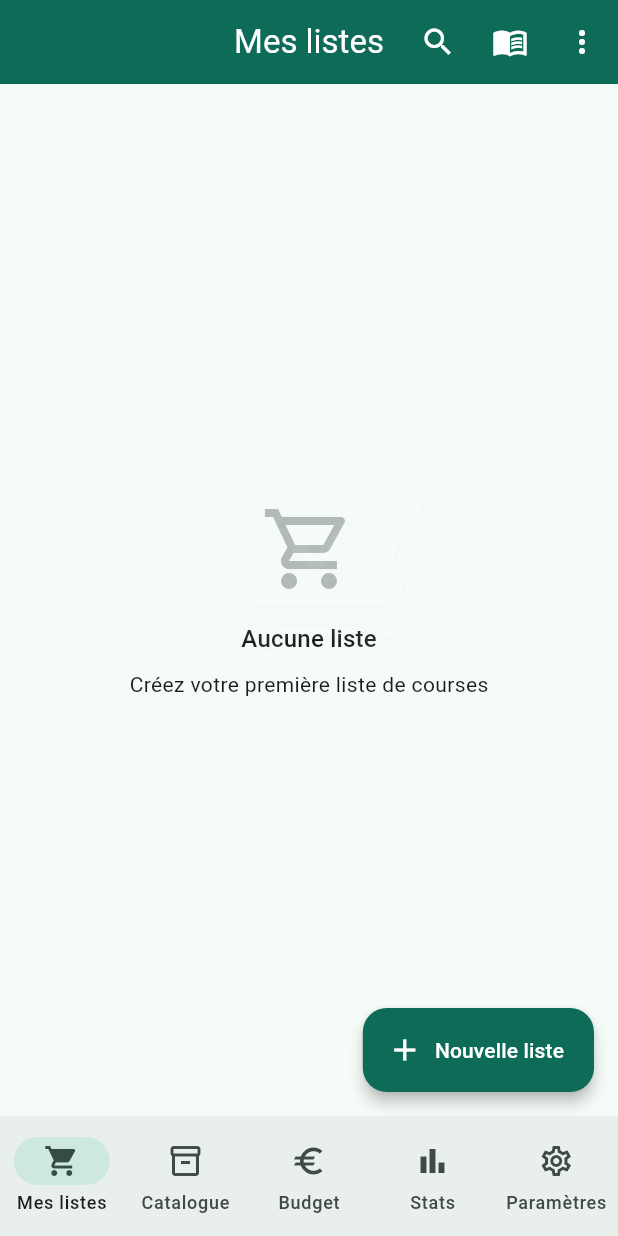
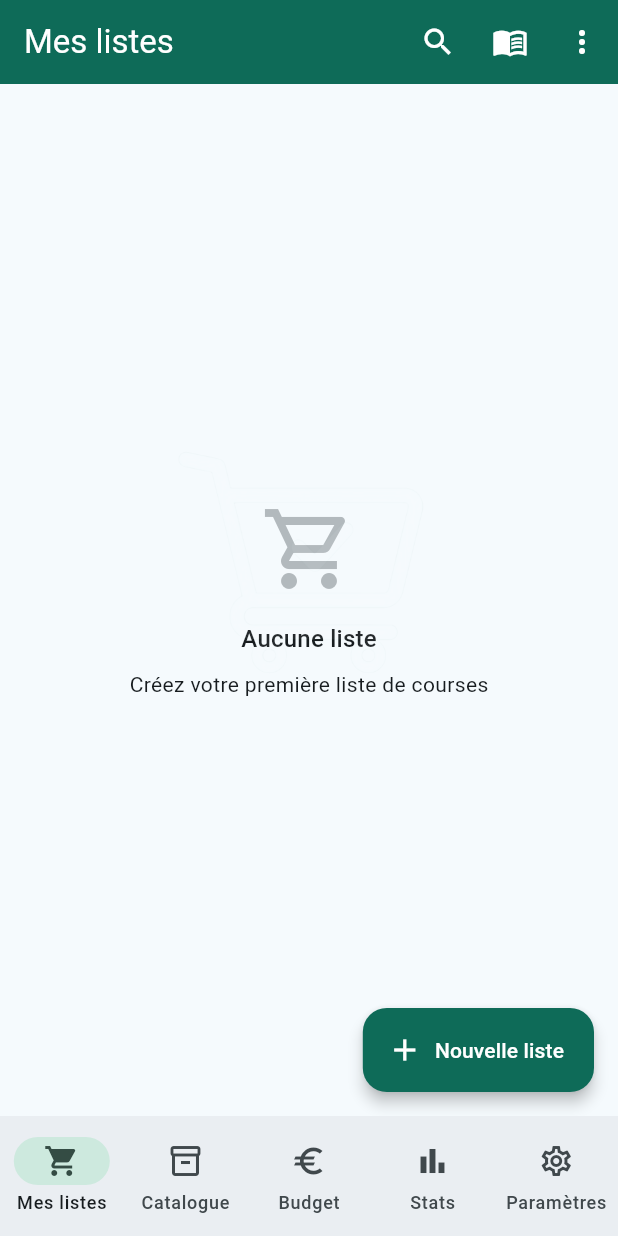
Before and after one commit to jeremygeorgesdurand-dev/SmartCart, a Flutter app: the screen it shows after launch, after a tap on "Passer", on a phone screen of 412 x 824 dp. Run offline on Flutter 3.47's test engine with Material 3 defaults, Android fonts, the light colour scheme and no system bars; our stand-ins replace cloud_firestore, file_picker, firebase_auth, firebase_core, firebase_crashlytics, firebase_messaging and 11 more; missing offline and left inert: firebase_app_check, mobile_scanner; accounts and stored records are empty; network calls fail.

Commit message:
Corrige le rendu des couleurs de thème et des actions destructrices
- Les surfaces (fond, cartes, dialogues) restent neutres au lieu de se
  teinter avec la couleur de thème choisie : un rouge/orange saturé
  donnait l'impression d'un filtre sur tout l'écran. Seuls les accents
  (AppBar, boutons, FAB) portent encore la couleur.
- "Vider la liste" (jaune) et "Supprimer" (rouge) utilisent maintenant
  des couleurs fixes et nettement distinctes au lieu du rôle "error" du
  thème, trop pâle en mode sombre.
- Le titre de l'AppBar passe à gauche, les icônes à droite.
- Les SnackBar d'erreur (ex: quitter une collaboration) reprennent la
  charte de l'app au lieu du gris/blanc par défaut.
- Le propriétaire d'une liste collaborative ne peut plus tenter de la
  quitter (ça échouait silencieusement) : le bouton est remplacé par
  une mention explicite pour lui.
- Le widget d'écran d'accueil reprend désormais la couleur de thème
  choisie dans Paramètres, au lieu de rester figé en teal.

```diff
--- a/lib/main.dart
+++ b/lib/main.dart
@@ -106,16 +106,44 @@ class SmartCartApp extends ConsumerWidget {
   ThemeData _buildTheme(Brightness brightness, String couleurNom) {
     final isDark = brightness == Brightness.dark;
     final seedColor = _couleurSeed(couleurNom);
+    // Les tons "surface" générés par ColorScheme.fromSeed reprennent la
+    // teinte de la couleur choisie (c'est le fonctionnement normal de
+    // Material 3) : pour un rouge ou un orange, très saturés, ça donne un
+    // fond d'écran, de cartes et de boîtes de dialogue visiblement teinté,
+    // perçu comme "un filtre sur l'écran". On garde donc les rôles d'accent
+    // (primary/secondary/tertiary/error) calculés depuis la couleur choisie,
+    // mais on prend des surfaces neutres (calculées depuis un gris neutre)
+    // pour que seuls les boutons/AppBar/accents portent la couleur, pas
+    // l'ensemble de l'interface.
+    final neutre = ColorScheme.fromSeed(
+      seedColor: const Color(0xFF546E7A),
+      brightness: brightness,
+    );
     final colorScheme = ColorScheme.fromSeed(
       seedColor: seedColor,
       brightness: brightness,
+    ).copyWith(
+      surface: neutre.surface,
+      surfaceDim: neutre.surfaceDim,
+      surfaceBright: neutre.surfaceBright,
+      surfaceContainerLowest: neutre.surfaceContainerLowest,
+      surfaceContainerLow: neutre.surfaceContainerLow,
+      surfaceContainer: neutre.surfaceContainer,
+      surfaceContainerHigh: neutre.surfaceContainerHigh,
+      surfaceContainerHighest: neutre.surfaceContainerHighest,
+      onSurface: neutre.onSurface,
+      onSurfaceVariant: neutre.onSurfaceVariant,
+      outline: neutre.outline,
+      outlineVariant: neutre.outlineVariant,
     );
     return ThemeData(
       useMaterial3: true,
       colorScheme: colorScheme,
+      scaffoldBackgroundColor: colorScheme.surface,
       appBarTheme: AppBarTheme(
-        centerTitle: true,
+        centerTitle: false,
         elevation: 0,
+        surfaceTintColor: Colors.transparent,
         backgroundColor: isDark ? colorScheme.surface : colorScheme.primary,
         foregroundColor: isDark ? colorScheme.onSurface : colorScheme.onPrimary,
         systemOverlayStyle: const SystemUiOverlayStyle(
@@ -131,10 +159,15 @@ class SmartCartApp extends ConsumerWidget {
       ),
       cardTheme: CardThemeData(
         elevation: 0,
+        surfaceTintColor: Colors.transparent,
         shape: RoundedRectangleBorder(
           borderRadius: BorderRadius.circular(16),
           side: BorderSide(color: colorScheme.outlineVariant, width: 1),
         ),
+      ),
+      popupMenuTheme: PopupMenuThemeData(
+        surfaceTintColor: Colors.transparent,
+        color: colorScheme.surfaceContainer,
       ),
       inputDecorationTheme: InputDecorationTheme(
         filled: true,
@@ -161,9 +194,11 @@ class SmartCartApp extends ConsumerWidget {
         shape: RoundedRectangleBorder(borderRadius: BorderRadius.circular(12)),
       ),
       dialogTheme: DialogThemeData(
+        surfaceTintColor: Colors.transparent,
         shape: RoundedRectangleBorder(borderRadius: BorderRadius.circular(20)),
       ),
       bottomSheetTheme: const BottomSheetThemeData(
+        surfaceTintColor: Colors.transparent,
         shape: RoundedRectangleBorder(
           borderRadius: BorderRadius.vertical(top: Radius.circular(24)),
         ),
```
Also changed, not shown: lib/screens/compte_screen.dart (+8 -7 lines), lib/screens/listes_screen.dart (+51 -15 lines), lib/utils/theme_utils.dart (added, +18 -0 lines), 2 other files.
